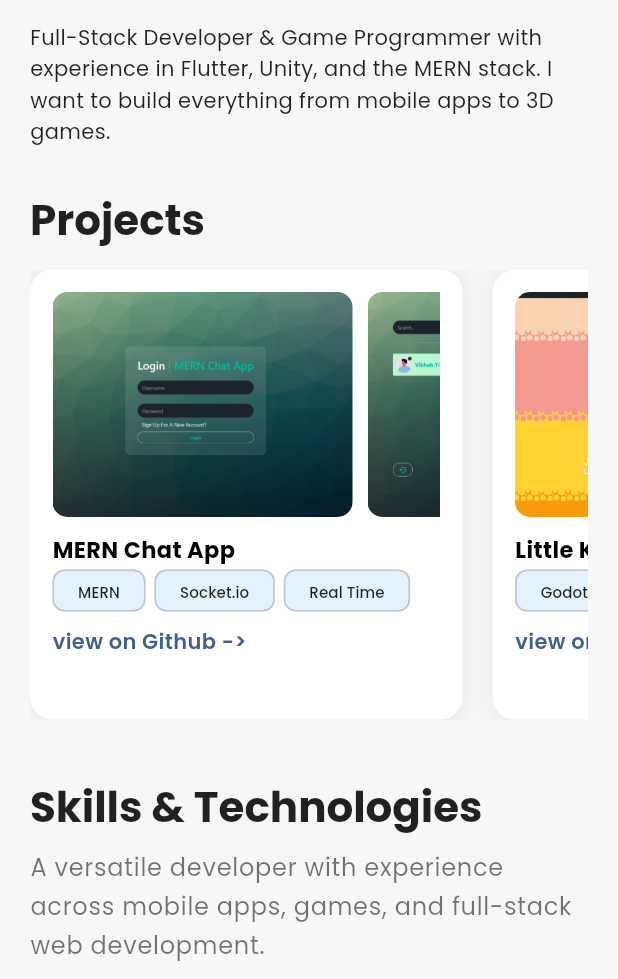
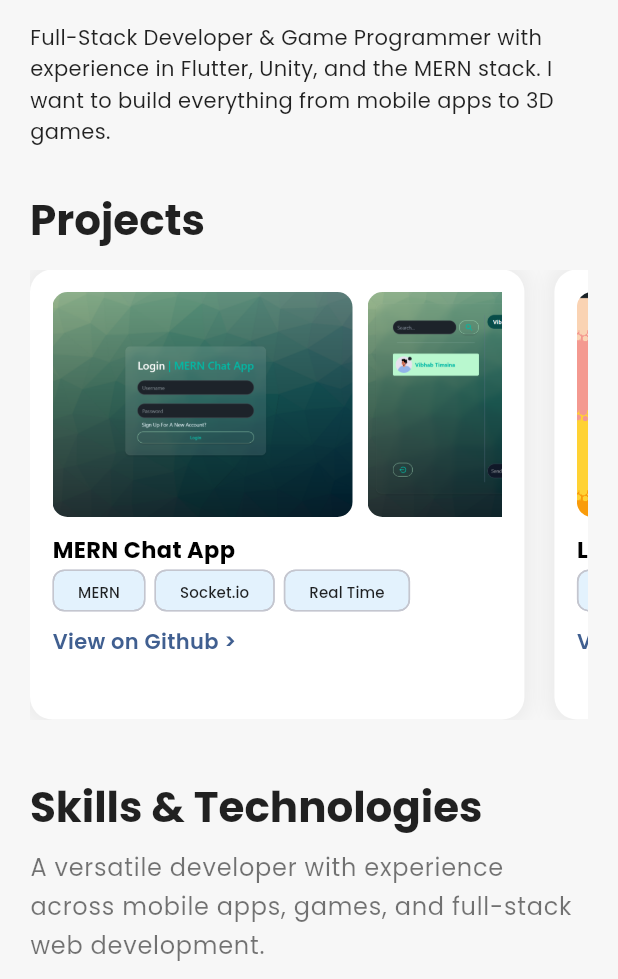
Before and after one commit to Vibhab-T/portfolio-flutter, a Flutter app: the screen it shows after launch, on a phone screen of 412 x 824 dp, the part 257-1236 px from its top. Run offline on Flutter 3.47's test engine with Material 3 defaults, Android fonts, the phone set to English and light mode, and no system bars; our stand-ins replace google_fonts.

Commit message:
height and width changes

```diff
--- a/lib/widgets/custom_carousel_view.dart
+++ b/lib/widgets/custom_carousel_view.dart
@@ -9,7 +9,7 @@ class CustomCarouselView extends StatefulWidget {
   const CustomCarouselView({
     super.key,
     required this.children,
-    this.height = 300,
+    this.height = 310,
     this.cardsToShow = 1,
   });
 
--- a/lib/widgets/project_card.dart
+++ b/lib/widgets/project_card.dart
@@ -10,7 +10,7 @@ class ProjectCard extends StatelessWidget {
   @override
   Widget build(BuildContext context) {
     return Container(
-      width: MediaQuery.of(context).size.width * 0.7, // show 2 cards
+      width: MediaQuery.of(context).size.width * 0.8, // show 2 cards
       decoration: BoxDecoration(
         color: Colors.white,
         borderRadius: BorderRadius.circular(15),
@@ -83,7 +83,7 @@ class ProjectCard extends StatelessWidget {
           InkWell(
             onTap: () => launchUrl(Uri.parse(project.link)),
             child: Text(
-              "view on Github ->",
+              "View on Github >",
               style: TextStyle(
                 color: Theme.of(context).colorScheme.primary,
                 fontWeight: FontWeight.w600,
--- a/lib/widgets/skill_section.dart
+++ b/lib/widgets/skill_section.dart
@@ -118,7 +118,7 @@ class SkillsSection extends StatelessWidget {
     Color primaryColor,
   ) {
     return Container(
-      width: 120,
+      width: 125,
       decoration: BoxDecoration(
         color: Colors.white,
         borderRadius: BorderRadius.circular(15),
@@ -130,7 +130,7 @@ class SkillsSection extends StatelessWidget {
           ),
         ],
       ),
-      padding: const EdgeInsets.all(20),
+      padding: const EdgeInsets.all(10),
       child: Column(
         mainAxisAlignment: MainAxisAlignment.center,
         children: [
```
